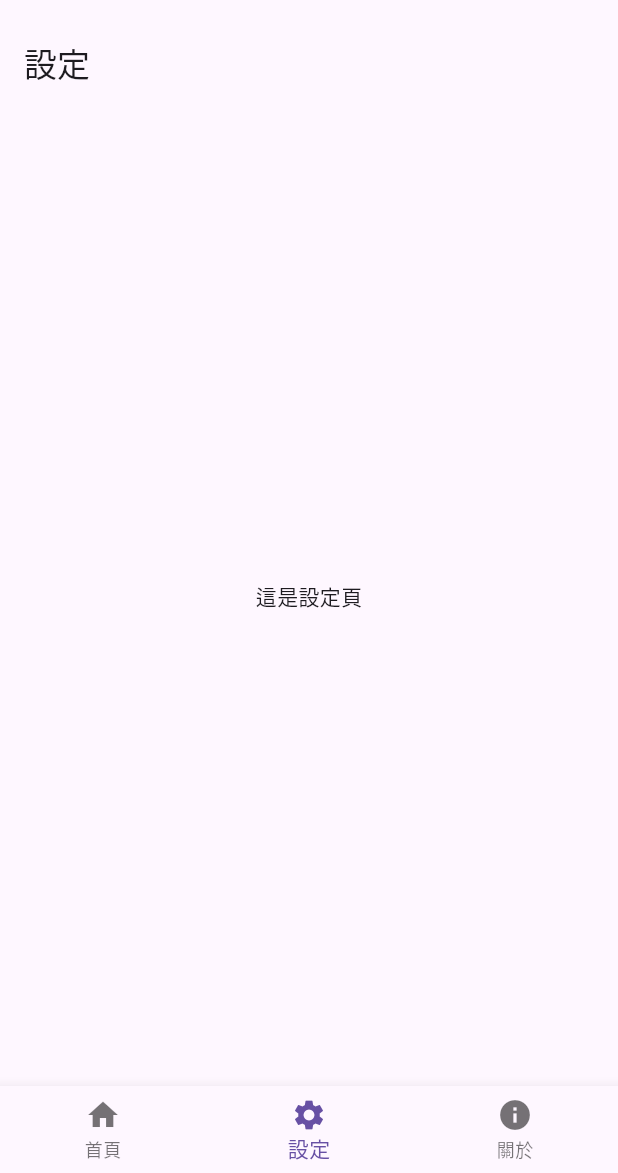
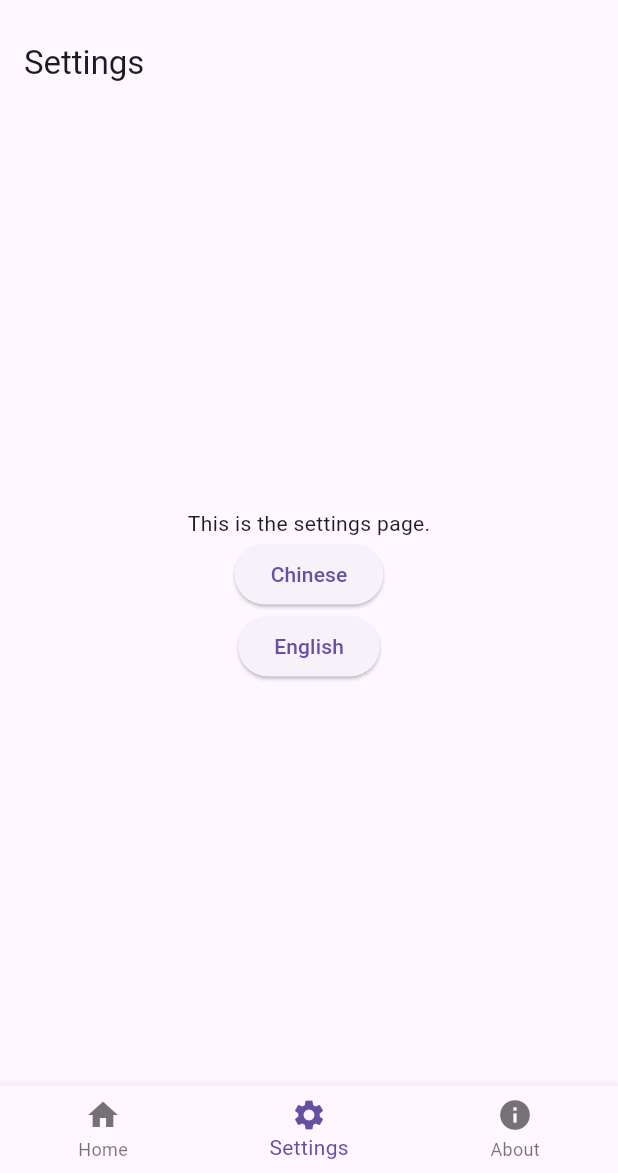
Before and after one commit to bosheng1220/skywater, a Flutter app: the screen it shows after launch, item 2 of the bottom bar chosen, on a phone screen of 412 x 824 dp, the part 63-1236 px from its top. Run offline on Flutter 3.47's test engine with Material 3 defaults, Android fonts, the light colour scheme and no system bars; our stand-ins replace flutter_dotenv; missing offline and left inert: lpinyin.

Commit message:
實驗語言變更

````diff
--- a/lib/app.dart
+++ b/lib/app.dart
@@ -1,4 +1,6 @@
 import 'package:flutter/material.dart';
+import 'package:flutter_localizations/flutter_localizations.dart';
+import 'l10n/app_localizations.dart';
 import 'pages/home_page.dart';
 import 'pages/settings_page.dart';
 import 'pages/about_page.dart';
@@ -8,34 +10,76 @@ class SkywaterApp extends StatefulWidget {
 
   @override
   State<SkywaterApp> createState() => _SkywaterAppState();
+
+  // 靜態方法來更改語言
+  static void setLocale(BuildContext context, Locale locale) {
+    _SkywaterAppState? state =
+        context.findAncestorStateOfType<_SkywaterAppState>();
+    state?.setLocale(locale);
+  }
 }
 
 class _SkywaterAppState extends State<SkywaterApp> {
   int _currentIndex = 0;
+  Locale _locale = const Locale('en', 'US'); // 預設語言為英文
 
-  final List<Widget> _pages = [
-    HomePage(),
-    SettingsPage(),
-    AboutPage(),
-  ];
+  final List<Widget> _pages = [HomePage(), SettingsPage(), AboutPage()];
 
   @override
   Widget build(BuildContext context) {
     return MaterialApp(
       title: 'Skywater',
-      home: Scaffold(
-        appBar: AppBar(title: const Text('Skywater')),
+      locale: _locale, // 使用當前語言
+      localizationsDelegates: const [
+        AppLocalizations.delegate,
+        GlobalMaterialLocalizations.delegate,
+        GlobalWidgetsLocalizations.delegate,
+        GlobalCupertinoLocalizations.delegate,
+      ],
+      supportedLocales: AppLocalizations.supportedLocales,
+      localeResolutionCallback: (locale, supportedLocales) {
+        // 若使用者語言在支援清單中，就使用；否則預設英文
+        for (var supportedLocale in supportedLocales) {
+          if (supportedLocale.languageCode == locale?.languageCode) {
+            return supportedLocale;
+          }
+        }
+        return const Locale('en');
+      },
+      home: Builder(
+        builder:
+            (context) => Scaffold(
+              appBar: AppBar(
+                title: Text(AppLocalizations.of(context)!.appTitle),
+              ),
               body: _pages[_currentIndex],
               bottomNavigationBar: BottomNavigationBar(
                 currentIndex: _currentIndex,
                 onTap: (index) => setState(() => _currentIndex = index),
-          items: const [
-            BottomNavigationBarItem(icon: Icon(Icons.home), label: '首頁'),
-            BottomNavigationBarItem(icon: Icon(Icons.settings), label: '設定'),
-            BottomNavigationBarItem(icon: Icon(Icons.info), label: '關於'),
+                items: [
+                  BottomNavigationBarItem(
+                    icon: const Icon(Icons.home),
+                    label: AppLocalizations.of(context)!.home,
+                  ),
+                  BottomNavigationBarItem(
+                    icon: const Icon(Icons.settings),
+                    label: AppLocalizations.of(context)!.settings,
+                  ),
+                  BottomNavigationBarItem(
+                    icon: const Icon(Icons.info),
+                    label: AppLocalizations.of(context)!.about,
+                  ),
                 ],
+              ),
             ),
       ),
     );
   }
+
+  // 更改語言後更新 _locale
+  void setLocale(Locale locale) {
+    setState(() {
+      _locale = locale;
+    });
   }
+}
--- a/lib/config.dart
+++ b/lib/config.dart
@@ -1,4 +1,4 @@
-// lib/config.dart
+//config管理或是用dotenv可能更簡便
 import 'package:flutter_dotenv/flutter_dotenv.dart';
 
 class AppConfig {
--- /dev/null
+++ b/lib/l10n/app_en.arb
@@ -0,0 +1,10 @@
+{
+  "@@locale": "en",
+  "appTitle": "Skywater",
+  "home": "Home",
+  "settings": "Settings",
+  "about": "About",
+  "settingsDescription": "This is the settings page.",
+  "chinese": "Chinese",
+  "english": "English"
+}
--- /dev/null
+++ b/lib/l10n/app_localizations.dart
@@ -0,0 +1,171 @@
+import 'dart:async';
+
+import 'package:flutter/foundation.dart';
+import 'package:flutter/widgets.dart';
+import 'package:flutter_localizations/flutter_localizations.dart';
+import 'package:intl/intl.dart' as intl;
+
+import 'app_localizations_en.dart';
+import 'app_localizations_zh.dart';
+
+// ignore_for_file: type=lint
+
+/// Callers can lookup localized strings with an instance of AppLocalizations
+/// returned by `AppLocalizations.of(context)`.
+///
+/// Applications need to include `AppLocalizations.delegate()` in their app's
+/// `localizationDelegates` list, and the locales they support in the app's
+/// `supportedLocales` list. For example:
+///
+/// ```dart
+/// import 'l10n/app_localizations.dart';
+///
+/// return MaterialApp(
+///   localizationsDelegates: AppLocalizations.localizationsDelegates,
+///   supportedLocales: AppLocalizations.supportedLocales,
+///   home: MyApplicationHome(),
+/// );
+/// ```
+///
+/// ## Update pubspec.yaml
+///
+/// Please make sure to update your pubspec.yaml to include the following
+/// packages:
+///
+/// ```yaml
+/// dependencies:
+///   # Internationalization support.
+///   flutter_localizations:
+///     sdk: flutter
+///   intl: any # Use the pinned version from flutter_localizations
+///
+///   # Rest of dependencies
+/// ```
+///
+/// ## iOS Applications
+///
+/// iOS applications define key application metadata, including supported
+/// locales, in an Info.plist file that is built into the application bundle.
+/// To configure the locales supported by your app, you’ll need to edit this
+/// file.
+///
+/// First, open your project’s ios/Runner.xcworkspace Xcode workspace file.
+/// Then, in the Project Navigator, open the Info.plist file under the Runner
+/// project’s Runner folder.
+///
+/// Next, select the Information Property List item, select Add Item from the
+/// Editor menu, then select Localizations from the pop-up menu.
+///
+/// Select and expand the newly-created Localizations item then, for each
+/// locale your application supports, add a new item and select the locale
+/// you wish to add from the pop-up menu in the Value field. This list should
+/// be consistent with the languages listed in the AppLocalizations.supportedLocales
+/// property.
+abstract class AppLocalizations {
+  AppLocalizations(String locale) : localeName = intl.Intl.canonicalizedLocale(locale.toString());
+
+  final String localeName;
+
+  static AppLocalizations? of(BuildContext context) {
+    return Localizations.of<AppLocalizations>(context, AppLocalizations);
+  }
+
+  static const LocalizationsDelegate<AppLocalizations> delegate = _AppLocalizationsDelegate();
+
+  /// A list of this localizations delegate along with the default localizations
+  /// delegates.
+  ///
+  /// Returns a list of localizations delegates containing this delegate along with
+  /// GlobalMaterialLocalizations.delegate, GlobalCupertinoLocalizations.delegate,
+  /// and GlobalWidgetsLocalizations.delegate.
+  ///
+  /// Additional delegates can be added by appending to this list in
+  /// MaterialApp. This list does not have to be used at all if a custom list
+  /// of delegates is preferred or required.
+  static const List<LocalizationsDelegate<dynamic>> localizationsDelegates = <LocalizationsDelegate<dynamic>>[
+    delegate,
+    GlobalMaterialLocalizations.delegate,
+    GlobalCupertinoLocalizations.delegate,
+    GlobalWidgetsLocalizations.delegate,
+  ];
+
+  /// A list of this localizations delegate's supported locales.
+  static const List<Locale> supportedLocales = <Locale>[
+    Locale('en'),
+    Locale('zh')
+  ];
+
+  /// No description provided for @appTitle.
+  ///
+  /// In en, this message translates to:
+  /// **'Skywater'**
+  String get appTitle;
+
+  /// No description provided for @home.
+  ///
+  /// In en, this message translates to:
+  /// **'Home'**
+  String get home;
+
+  /// No description provided for @settings.
+  ///
+  /// In en, this message translates to:
+  /// **'Settings'**
+  String get settings;
+
+  /// No description provided for @about.
+  ///
+  /// In en, this message translates to:
+  /// **'About'**
+  String get about;
+
+  /// No description provided for @settingsDescription.
+  ///
+  /// In en, this message translates to:
+  /// **'This is the settings page.'**
+  String get settingsDescription;
+
+  /// No description provided for @chinese.
+  ///
+  /// In en, this message translates to:
+  /// **'Chinese'**
+  String get chinese;
+
+  /// No description provided for @english.
+  ///
+  /// In en, this message translates to:
+  /// **'English'**
+  String get english;
+}
+
+class _AppLocalizationsDelegate extends LocalizationsDelegate<AppLocalizations> {
+  const _AppLocalizationsDelegate();
+
+  @override
+  Future<AppLocalizations> load(Locale locale) {
+    return SynchronousFuture<AppLocalizations>(lookupAppLocalizations(locale));
+  }
+
+  @override
+  bool isSupported(Locale locale) => <String>['en', 'zh'].contains(locale.languageCode);
+
+  @override
+  bool shouldReload(_AppLocalizationsDelegate old) => false;
+}
+
+AppLocalizations lookupAppLocalizations(Locale locale) {
+
+
+  // Lookup logic when only language code is specified.
+  switch (locale.languageCode) {
+    case 'en': return AppLocalizationsEn();
+    case 'zh': return AppLocalizationsZh();
+  }
+
+  throw FlutterError(
+    'AppLocalizations.delegate failed to load unsupported locale "$locale". This is likely '
+    'an issue with the localizations generation tool. Please file an issue '
+    'on GitHub with a reproducible sample app and the gen-l10n configuration '
+    'that was used.'
+  );
+}
--- /dev/null
+++ b/lib/l10n/app_localizations_en.dart
@@ -0,0 +1,31 @@
+// ignore: unused_import
+import 'package:intl/intl.dart' as intl;
+import 'app_localizations.dart';
+
+// ignore_for_file: type=lint
+
+/// The translations for English (`en`).
+class AppLocalizationsEn extends AppLocalizations {
+  AppLocalizationsEn([String locale = 'en']) : super(locale);
+
+  @override
+  String get appTitle => 'Skywater';
+
+  @override
+  String get home => 'Home';
+
+  @override
+  String get settings => 'Settings';
+
+  @override
+  String get about => 'About';
+
+  @override
+  String get settingsDescription => 'This is the settings page.';
+
+  @override
+  String get chinese => 'Chinese';
+
+  @override
+  String get english => 'English';
+}
--- /dev/null
+++ b/lib/l10n/app_localizations_zh.dart
@@ -0,0 +1,31 @@
+// ignore: unused_import
+import 'package:intl/intl.dart' as intl;
+import 'app_localizations.dart';
+
+// ignore_for_file: type=lint
+
+/// The translations for Chinese (`zh`).
+class AppLocalizationsZh extends AppLocalizations {
+  AppLocalizationsZh([String locale = 'zh']) : super(locale);
+
+  @override
+  String get appTitle => '天水';
+
+  @override
+  String get home => '首頁';
+
+  @override
+  String get settings => '設定';
+
+  @override
+  String get about => '關於';
+
+  @override
+  String get settingsDescription => '這是設定頁。';
+
+  @override
+  String get chinese => '中文';
+
+  @override
+  String get english => '英文';
+}
--- /dev/null
+++ b/lib/l10n/app_zh.arb
@@ -0,0 +1,10 @@
+{
+  "@@locale": "zh",
+  "appTitle": "天水",
+  "home": "首頁",
+  "settings": "設定",
+  "about": "關於",
+  "settingsDescription": "這是設定頁。",
+  "chinese": "中文",
+  "english": "英文"
+}
--- a/lib/main.dart
+++ b/lib/main.dart
@@ -1,7 +1,7 @@
 import 'package:flutter/material.dart';
 import 'package:flutter_dotenv/flutter_dotenv.dart';
 import 'app.dart';
-
+//純初始化
 Future<void> main() async {
   WidgetsFlutterBinding.ensureInitialized();
   try {
@@ -11,5 +11,5 @@ Future<void> main() async {
     print('❌ 無法加載 .env 文件: $e');
   }
 
-  runApp(const SkywaterApp());
+  runApp(SkywaterApp());
 }
--- a/lib/pages/settings_page.dart
+++ b/lib/pages/settings_page.dart
@@ -1,4 +1,8 @@
 import 'package:flutter/material.dart';
+import 'package:flutter_localizations/flutter_localizations.dart';
+import 'package:flutter/widgets.dart';
+import 'package:skywater/app.dart';
+import '../l10n/app_localizations.dart';
 
 class SettingsPage extends StatelessWidget {
   const SettingsPage({super.key});
@@ -6,8 +10,38 @@ class SettingsPage extends StatelessWidget {
   @override
   Widget build(BuildContext context) {
     return Scaffold(
-      appBar: AppBar(title: const Text('設定')),
-      body: const Center(child: Text('這是設定頁')),
+      appBar: AppBar(title: Text(AppLocalizations.of(context)!.settings)),
+      body: Center(
+        child: Column(
+          mainAxisAlignment: MainAxisAlignment.center,
+          children: [
+            Text(AppLocalizations.of(context)!.settingsDescription), // 顯示設定頁描述
+
+            // 切換語言的按鈕
+            ElevatedButton(
+              onPressed: () {
+                // 設置語言為中文
+                _changeLanguage(context, Locale('zh', 'TW'));
+              },
+              child: Text(AppLocalizations.of(context)!.chinese),
+            ),
+            ElevatedButton(
+              onPressed: () {
+                // 設置語言為英文
+                _changeLanguage(context, Locale('en', 'US'));
+              },
+              child: Text(AppLocalizations.of(context)!.english),
+            ),
+          ],
+        ),
+      ),
     );
   }
+
+  // 切換語言的邏輯
+  void _changeLanguage(BuildContext context, Locale locale) {
+    Locale myLocale = locale;
+    // 更新應用語言
+    SkywaterApp.setLocale(context, myLocale);
+  }
 }
--- a/pubspec.yaml
+++ b/pubspec.yaml
@@ -14,6 +14,9 @@ dependencies:
   cupertino_icons: ^1.0.8
   http: ^1.3.0
   lpinyin: ^2.0.2
+  flutter_localizations:
+    sdk: flutter
+  intl: ^0.19.0
 
 dev_dependencies:
   flutter_test:
@@ -21,9 +24,10 @@ dev_dependencies:
   flutter_lints: ^5.0.0
 
 flutter:
+  uses-material-design: true
+  generate: true
   assets:
     - assets/images/rain.jpeg
     - assets/images/sun.jpeg
     - assets/images/wind.jpeg
     - .env
-  uses-material-design: true
````
Also changed, not shown: l10n.yaml (added, +8 -0 lines). Lines whose indentation alone changed are shown as unchanged.
